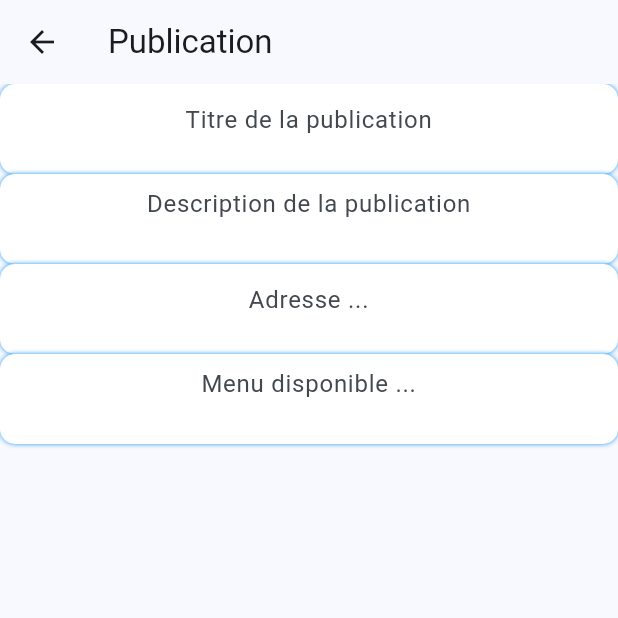
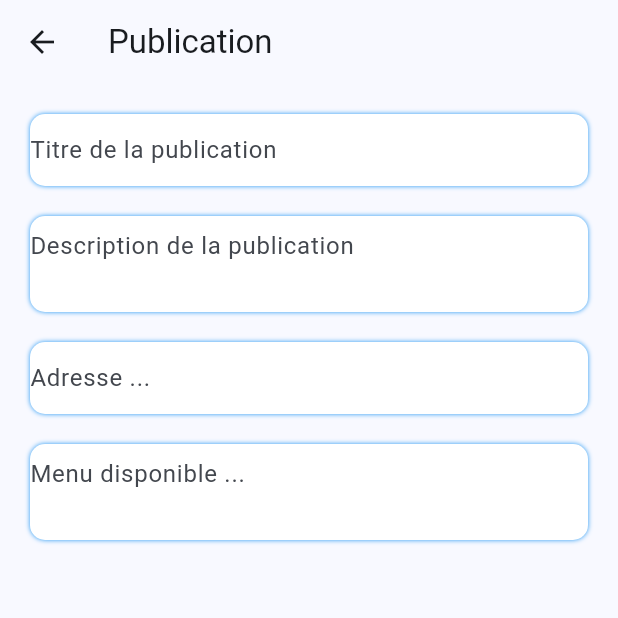
Before and after one commit to mrtapsoba/Halon, a Flutter app: the AddPostPage screen opened directly, on a phone screen of 412 x 824 dp, the top half of it. Run offline on Flutter 3.47's test engine with Material 3 defaults, Android fonts, the phone set to English and light mode, and no system bars; our stand-ins replace cloud_firestore, firebase_analytics, firebase_auth, firebase_core, firebase_dynamic_links, firebase_storage and 4 more; accounts and stored records are empty; network calls fail.

Commit message:
Add new packages

```diff
--- a/lib/models/constantes.dart
+++ b/lib/models/constantes.dart
@@ -5,4 +5,5 @@ class Constantes {
       "https://i.pinimg.com/564x/41/4c/74/414c7472d95b28f2d6673498c59cbfb3.jpg";
   String appName = "PRIME CLUB";
   Color mainColor = Colors.blue;
+  static String? fileLink;
 }
--- a/lib/views/add_post_page.dart
+++ b/lib/views/add_post_page.dart
@@ -15,10 +15,12 @@ class _AddPostPageState extends State<AddPostPage> {
       appBar: AppBar(
         title: const Text("Publication"),
       ),
-      body: ListView(
+      body: Container(
+          margin: EdgeInsets.all(10),
+          child: ListView(
             children: [
               Container(
-              height: 60,
+                  margin: EdgeInsets.all(10),
                   decoration: BoxDecoration(
                       color: Colors.white,
                       boxShadow: [
@@ -27,14 +29,13 @@ class _AddPostPageState extends State<AddPostPage> {
                       borderRadius: BorderRadius.circular(10)),
                   child: TextFormField(
                     //controller: username,
-                textAlign: TextAlign.center,
                     keyboardType: TextInputType.text,
                     decoration: const InputDecoration(
                         border: InputBorder.none,
                         hintText: "Titre de la publication"),
                   )),
               Container(
-              height: 60,
+                  margin: EdgeInsets.all(10),
                   decoration: BoxDecoration(
                       color: Colors.white,
                       boxShadow: [
@@ -43,7 +44,6 @@ class _AddPostPageState extends State<AddPostPage> {
                       borderRadius: BorderRadius.circular(10)),
                   child: TextFormField(
                     //controller: username,
-                textAlign: TextAlign.center,
                     keyboardType: TextInputType.text,
                     minLines: 2,
                     maxLines: 4,
@@ -52,7 +52,7 @@ class _AddPostPageState extends State<AddPostPage> {
                         hintText: "Description de la publication"),
                   )),
               Container(
-              height: 60,
+                  margin: EdgeInsets.all(10),
                   decoration: BoxDecoration(
                       color: Colors.white,
                       boxShadow: [
@@ -61,13 +61,12 @@ class _AddPostPageState extends State<AddPostPage> {
                       borderRadius: BorderRadius.circular(10)),
                   child: TextFormField(
                     //controller: username,
-                textAlign: TextAlign.center,
                     keyboardType: TextInputType.text,
                     decoration: const InputDecoration(
                         border: InputBorder.none, hintText: "Adresse ..."),
                   )),
               Container(
-              height: 60,
+                  margin:const EdgeInsets.all(10),
                   decoration: BoxDecoration(
                       color: Colors.white,
                       boxShadow: [
@@ -76,15 +75,15 @@ class _AddPostPageState extends State<AddPostPage> {
                       borderRadius: BorderRadius.circular(10)),
                   child: TextFormField(
                     //controller: username,
-                textAlign: TextAlign.center,
                     keyboardType: TextInputType.text,
                     minLines: 2,
                     maxLines: 4,
                     decoration: const InputDecoration(
-                    border: InputBorder.none, hintText: "Menu disponible ..."),
+                        border: InputBorder.none,
+                        hintText: "Menu disponible ..."),
                   )),
             ],
-      ),
+          )),
     );
   }
 }
```
Also changed, not shown: lib/controllers/file_controller.dart (added, +33 -0 lines), lib/views/identity_page.dart (+33 -14 lines), lib/views/one_pub_page.dart (+8 -3 lines), lib/views/user_profil_page.dart (+30 -1 lines), pubspec.yaml (+8 -1 lines), pubspec.lock, 4 other files. Lines whose indentation alone changed are shown as unchanged.
